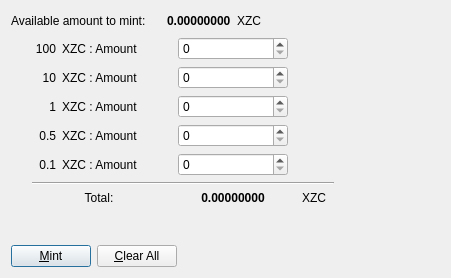
First picture: the form in src/qt/forms/manualmintdialog.ui, repository firoorg/firo, before the edit.
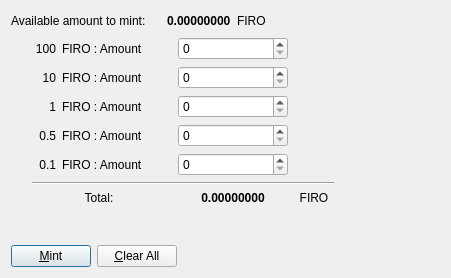
Second picture: the form after the edit. Icons and pictures are not drawn.

Commit message: Rename zcoin->firo

Diff of the .ui file:
```diff
--- a/src/qt/forms/manualmintdialog.ui
+++ b/src/qt/forms/manualmintdialog.ui
@@ -47,7 +47,7 @@
        <item>
         <widget class="QLabel" name="label_3">
          <property name="text">
-          <string>XZC</string>
+          <string>FIRO</string>
          </property>
         </widget>
        </item>
@@ -89,7 +89,7 @@
          <item row="4" column="1">
           <widget class="QLabel" name="label_13">
            <property name="text">
-            <string>XZC : Amount</string>
+            <string>FIRO : Amount</string>
            </property>
            <property name="margin">
             <number>0</number>
@@ -122,7 +122,7 @@
          <item row="3" column="1">
           <widget class="QLabel" name="label_12">
            <property name="text">
-            <string>XZC : Amount</string>
+            <string>FIRO : Amount</string>
            </property>
            <property name="margin">
             <number>0</number>
@@ -148,7 +148,7 @@
          <item row="2" column="1">
           <widget class="QLabel" name="label_11">
            <property name="text">
-            <string>XZC : Amount</string>
+            <string>FIRO : Amount</string>
            </property>
            <property name="margin">
             <number>0</number>
@@ -171,7 +171,7 @@
          <item row="1" column="1">
           <widget class="QLabel" name="label_10">
            <property name="text">
-            <string>XZC : Amount</string>
+            <string>FIRO : Amount</string>
            </property>
            <property name="margin">
             <number>0</number>
@@ -217,7 +217,7 @@
             </size>
            </property>
            <property name="text">
-            <string>XZC</string>
+            <string>FIRO</string>
            </property>
            <property name="alignment">
             <set>Qt::AlignCenter</set>
@@ -233,7 +233,7 @@
             </size>
            </property>
            <property name="text">
-            <string>XZC : Amount</string>
+            <string>FIRO : Amount</string>
            </property>
            <property name="margin">
             <number>0</number>
```
The commit also changes 377 other files.
